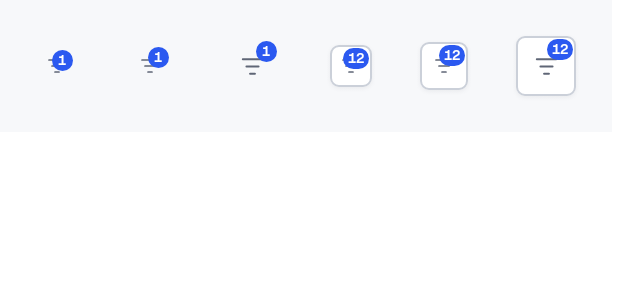
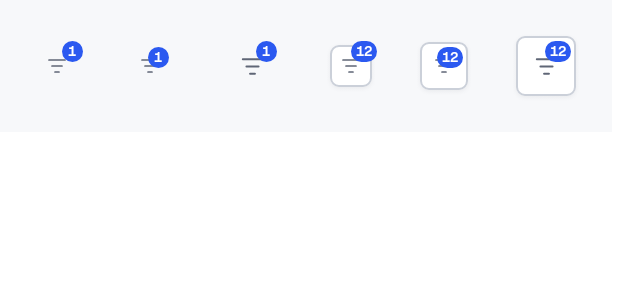
Before and after one commit to philipplackner/cardigan-mobile, an Android app built with Jetpack Compose: the @Preview function IconButtonBadgeLightPreview, on a phone screen of 412 x 824 dp. Shown: the top 300 px of the screen. Run offline under Robolectric (Android 15) with nearby library versions, the phone set to English and light mode, and no system bars; our stand-ins replace Compose Multiplatform resources; 1 statement that could not run was skipped.

Commit message:
fix(designsystem): move small icon button badge to the corner
The badge on the Small icon button now overhangs the top end corner
by 3dp (D27); the Boxed badge inset matches Figma's 3dp. Records that
the Figma text/on-accent dark value was updated to white (D26).

Co-Authored-By: Claude Opus 5.5 <noreply@anthropic.com>

```diff
--- a/core/designsystem/src/commonMain/kotlin/com/plcoding/cardiganapp/core/designsystem/components/actions/CardiganIconButton.kt
+++ b/core/designsystem/src/commonMain/kotlin/com/plcoding/cardiganapp/core/designsystem/components/actions/CardiganIconButton.kt
@@ -6,6 +6,7 @@ import androidx.compose.foundation.layout.Arrangement
 import androidx.compose.foundation.layout.Box
 import androidx.compose.foundation.layout.Column
 import androidx.compose.foundation.layout.Row
+import androidx.compose.foundation.layout.offset
 import androidx.compose.foundation.layout.padding
 import androidx.compose.foundation.layout.size
 import androidx.compose.foundation.layout.widthIn
@@ -109,12 +110,17 @@ fun CardiganIconButton(
             )
         }
         if (badge != null) {
-            val inset = if (style == IconButtonStyle.Boxed) AppTheme.space.s2 else AppTheme.space.s3
+            val inset = AppTheme.space.s3
+            val badgePosition = if (size == IconButtonSize.Small) {
+                Modifier.offset(x = inset, y = -inset)
+            } else {
+                Modifier.padding(top = inset, end = inset)
+            }
             Text(
                 text = badge,
                 modifier = Modifier
                     .align(Alignment.TopEnd)
-                    .padding(top = inset, end = inset)
+                    .then(badgePosition)
                     .widthIn(min = BadgeMinWidth)
                     .background(colors.accent.default, RoundedCornerShape(AppTheme.radius.r7))
                     .padding(horizontal = AppTheme.space.s3),
```
Also changed, not shown: 1 other file.
